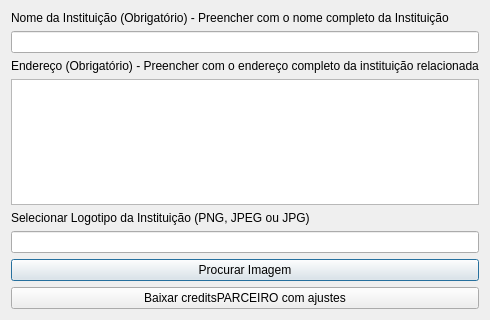
The window that Help/export/src/alter_dois.ui (dsgoficial/ferramentas_edicao) describes before a commit, drawn with Qt 5.
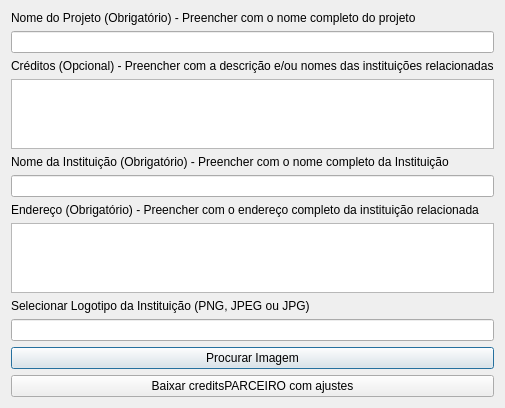
The same window after the commit.

Patch:
```diff
--- a/Help/export/src/alter_dois.ui
+++ b/Help/export/src/alter_dois.ui
@@ -14,6 +14,26 @@
    <string>Alterar Nome do Projeto e Créditos</string>
   </property>
   <layout class="QVBoxLayout" name="verticalLayout">
+	<item>
+    <widget class="QLabel" name="label_nome_projeto2">
+     <property name="text">
+      <string>Nome do Projeto (Obrigatório) - Preencher com o nome completo do projeto</string>
+     </property>
+    </widget>
+   </item>
+   <item>
+    <widget class="QLineEdit" name="input_nome_projeto2"/>
+   </item>
+   <item>
+    <widget class="QLabel" name="label_creditos2">
+     <property name="text">
+      <string>Créditos (Opcional) - Preencher com a descrição e/ou nomes das instituições relacionadas</string>
+     </property>
+    </widget>
+   </item>
+   <item>
+    <widget class="QTextEdit" name="input_creditos2"/>
+   </item>
    <item>
     <widget class="QLabel" name="label_name">
      <property name="text">
```
